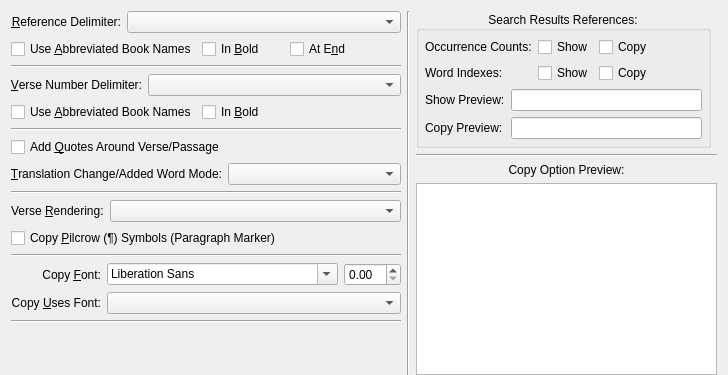
Before: the Qt Designer form programs/KJVCanOpener/ConfigCopyOptions.ui in dewhisna/KingJamesPureBibleSearch, drawn with Qt 5.
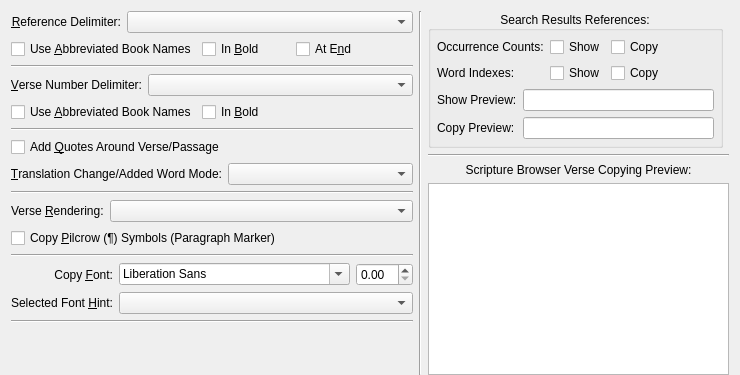
After: the same form once the commit is applied. Custom widgets are drawn as their Qt base class.

Commit message: Finished implementing the Copy Font Selection and Default Copy Font options.

The edit to the form file:
```diff
--- a/programs/KJVCanOpener/ConfigCopyOptions.ui
+++ b/programs/KJVCanOpener/ConfigCopyOptions.ui
@@ -293,7 +293,7 @@
        <item row="1" column="0">
         <widget class="QLabel" name="lblCopyUsesFont">
          <property name="text">
-          <string>Copy &amp;Uses Font:</string>
+          <string>Selected Font &amp;Hint:</string>
          </property>
          <property name="alignment">
           <set>Qt::AlignRight|Qt::AlignTrailing|Qt::AlignVCenter</set>
@@ -489,7 +489,7 @@
      <item>
       <widget class="QLabel" name="lblCopyOptionPreview">
        <property name="text">
-        <string>Copy Option Preview:</string>
+        <string>Scripture Browser Verse Copying Preview:</string>
        </property>
        <property name="alignment">
         <set>Qt::AlignCenter</set>
```
Left out of the diff: 25 changed lines with no effect on the pictures. The commit also changes 7 other files.
